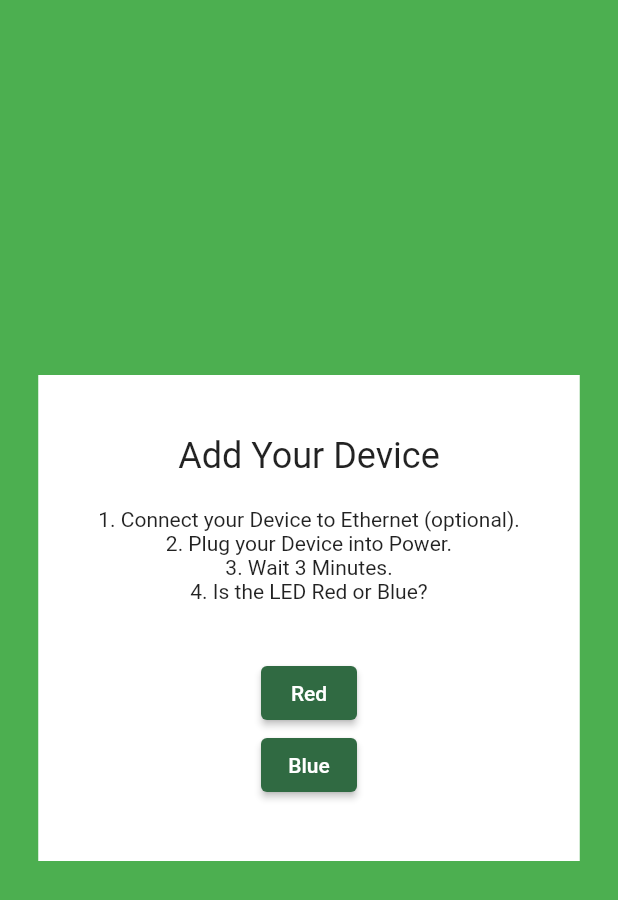
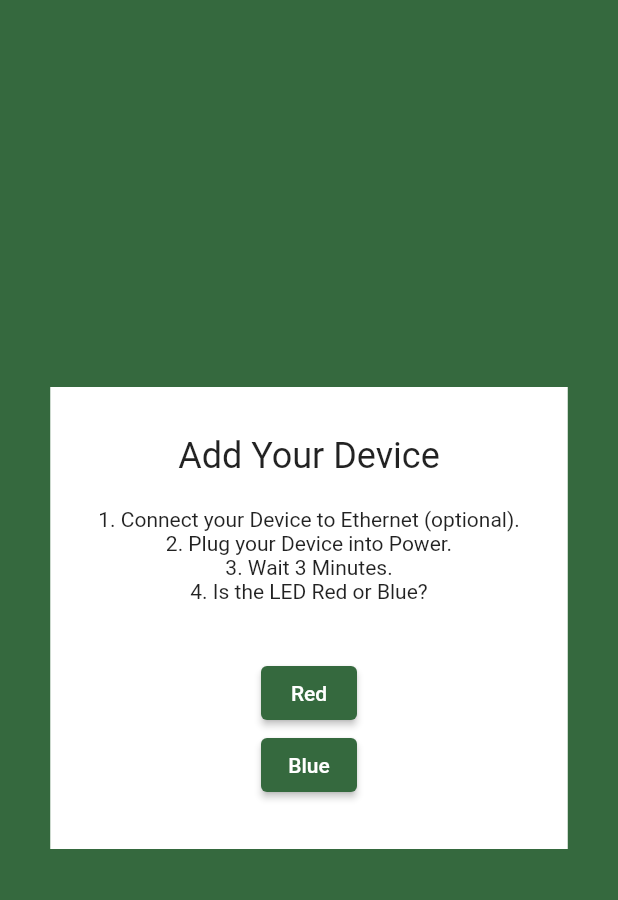
Before and after one commit to bertbeck/flutter_mqtt_riverpod, a Flutter app: the screen it shows after launch, on a phone screen of 412 x 824 dp. Shown: the top 900 px of the screen. Run offline on Flutter 3.47's test engine with Material 2 defaults, Android fonts, the phone set to English and light mode, and no system bars; our stand-ins replace flutter_hooks, go_router, hooks_riverpod; missing offline and left inert: amplify_auth_cognito, amplify_authenticator, amplify_flutter, aws_iot_api, aws_iot_data_api, wifi_iot.

Commit message:
fix  primary color, begin abstracting page

```diff
--- a/lib/screens/add_your_device.dart
+++ b/lib/screens/add_your_device.dart
@@ -10,16 +10,14 @@ class AddYourDevice extends HookConsumerWidget {
   @override
   Widget build(BuildContext context, WidgetRef ref) {
     return Scaffold(
-      body: Container(
-        color: Colors.green,
-        alignment: Alignment.center,
-        child: SafeArea(
+      backgroundColor: Theme.of(context).primaryColor,
+      body: SafeArea(
         child: Center(
           child: Container(
             color: Colors.white,
-              padding: const EdgeInsets.all(40),
+            padding: const EdgeInsets.all(32),
             child: Column(
-                mainAxisAlignment: MainAxisAlignment.center,
+              // mainAxisAlignment: MainAxisAlignment.center,
               mainAxisSize: MainAxisSize.min,
               children: [
                 Text('Add Your Device',
@@ -46,7 +44,6 @@ class AddYourDevice extends HookConsumerWidget {
           ),
         ),
       ),
-      ),
     );
   }
 }
--- a/lib/shared/theme.dart
+++ b/lib/shared/theme.dart
@@ -2,5 +2,5 @@ import 'package:flutter/material.dart';
 
 ThemeData getGlobalTheme() {
   return ThemeData.from(
-      colorScheme: ColorScheme.fromSeed(seedColor: const Color(0xFF5DB075)));
+      colorScheme: ColorScheme.fromSeed(seedColor: const Color(0xFF3aac59)));
 }
```
Lines whose indentation alone changed are shown as unchanged.
